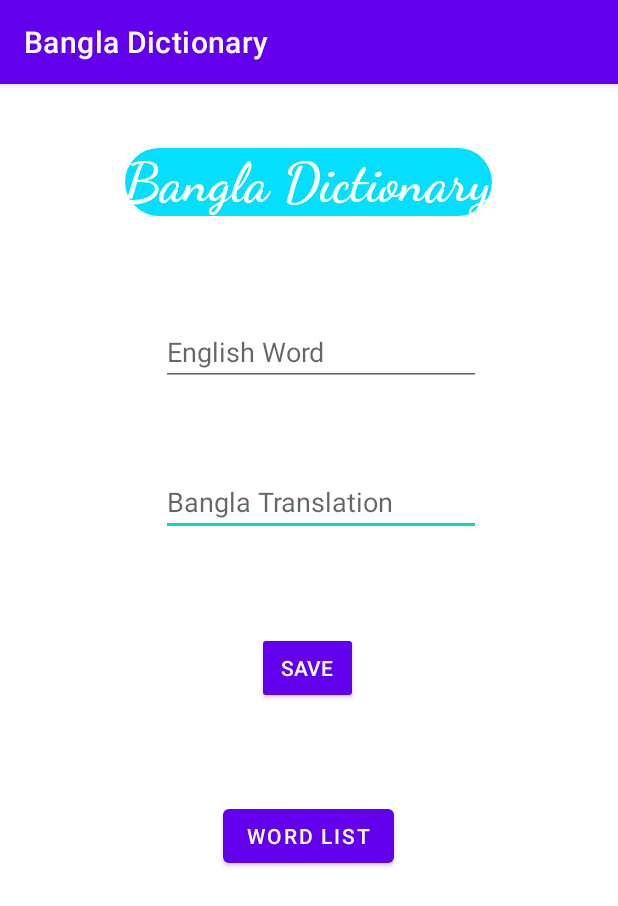
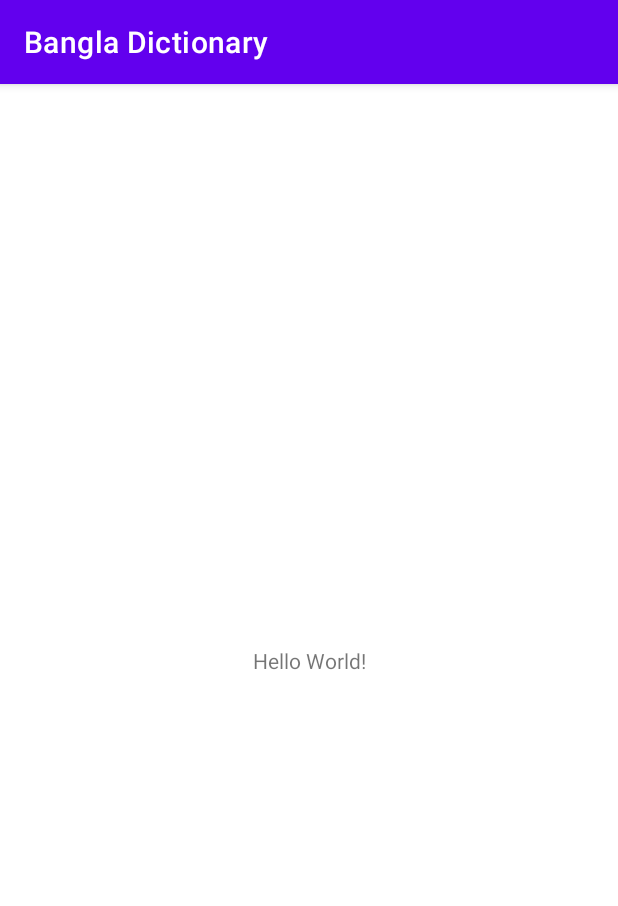
Before and after one commit to NSU-FA20-CSE486-1/1712520_FA2020_CSE486.1, an Android app: the screen it shows after launch (MainActivity), on a phone screen of 412 x 824 dp. Shown: the top 906 px of the screen. Run offline under Robolectric (Android 15) with nearby library versions, the phone set to English and light mode, and no system bars.

Commit message:
#3 dictionary updated

```diff
--- a/Assignments/Theory/Quiz/app/src/main/AndroidManifest.xml
+++ b/Assignments/Theory/Quiz/app/src/main/AndroidManifest.xml
@@ -9,8 +9,7 @@
         android:roundIcon="@mipmap/ic_launcher_round"
         android:supportsRtl="true"
         android:theme="@style/Theme.Test">
-        <activity android:name=".WordListActivity"></activity>
-        <activity android:name=".MainActivity">
+        <activity android:name="com.afridi.BanglaDictionary.MainActivity">
             <intent-filter>
                 <action android:name="android.intent.action.MAIN" />
 
--- a/Assignments/Theory/Quiz/app/src/main/java/com/afridi/BanglaDictionary/MainActivity.java
+++ b/Assignments/Theory/Quiz/app/src/main/java/com/afridi/BanglaDictionary/MainActivity.java
@@ -1,28 +1,14 @@
 package com.afridi.BanglaDictionary;
 
 import androidx.appcompat.app.AppCompatActivity;
-import androidx.core.content.ContextCompat;
 
-import android.graphics.PorterDuff;
-import android.graphics.PorterDuffColorFilter;
-import android.graphics.drawable.Drawable;
-import android.graphics.drawable.GradientDrawable;
 import android.os.Bundle;
-import android.widget.TextView;
-
-import static java.security.AccessController.getContext;
 
 public class MainActivity extends AppCompatActivity {
 
-    TextView mBanglaDictionary;
-    Drawable mDrawable;
     @Override
     protected void onCreate(Bundle savedInstanceState) {
         super.onCreate(savedInstanceState);
         setContentView(R.layout.activity_main);
-
-        mBanglaDictionary = (TextView)findViewById(R.id.tvBanglaDictionary);
-
-
     }
 }
--- a/Assignments/Theory/Quiz/app/src/main/res/drawable/rounded_corner.xml
+++ /dev/null
@@ -1,5 +0,0 @@
-<?xml version="1.0" encoding="utf-8"?>
-<shape xmlns:android="http://schemas.android.com/apk/res/android" >
-    <solid android:color="#03dffc" />
-    <corners android:radius="50dp" />
-</shape>
--- a/Assignments/Theory/Quiz/app/src/main/res/layout/activity_main.xml
+++ b/Assignments/Theory/Quiz/app/src/main/res/layout/activity_main.xml
@@ -7,80 +7,12 @@
     tools:context=".MainActivity">
 
     <TextView
-        android:id="@+id/tvBanglaDictionary"
         android:layout_width="wrap_content"
         android:layout_height="wrap_content"
-        android:layout_marginTop="72dp"
-        android:layout_marginBottom="52dp"
-        android:background="@drawable/rounded_corner"
-        android:fontFamily="cursive"
-        android:text="@string/bangla_dictionary"
-        android:textColor="@color/design_default_color_on_primary"
-        android:textSize="36sp"
-        android:textStyle="bold"
-        android:visibility="visible"
-        app:layout_constraintBottom_toTopOf="@+id/editTextTextPersonName2"
-        app:layout_constraintHorizontal_bias="0.497"
+        android:text="Hello World!"
+        app:layout_constraintBottom_toBottomOf="parent"
         app:layout_constraintLeft_toLeftOf="parent"
         app:layout_constraintRight_toRightOf="parent"
         app:layout_constraintTop_toTopOf="parent" />
 
-    <EditText
-        android:id="@+id/editTextTextPersonName"
-        android:layout_width="wrap_content"
-        android:layout_height="36dp"
-        android:layout_marginTop="32dp"
-        android:layout_marginBottom="32dp"
-        android:ems="10"
-        android:hint="@string/bangla_translation"
-        android:inputType="textPersonName"
-        android:paddingTop="@dimen/cardview_compat_inset_shadow"
-        app:layout_constraintBottom_toTopOf="@+id/buttonSave"
-        app:layout_constraintEnd_toEndOf="@+id/editTextTextPersonName2"
-        app:layout_constraintHorizontal_bias="1.0"
-        app:layout_constraintStart_toStartOf="@+id/editTextTextPersonName2"
-        app:layout_constraintTop_toBottomOf="@+id/editTextTextPersonName2" />
-
-    <EditText
-        android:id="@+id/editTextTextPersonName2"
-        android:layout_width="wrap_content"
-        android:layout_height="wrap_content"
-        android:layout_marginTop="16dp"
-        android:layout_marginBottom="32dp"
-        android:ems="10"
-        android:hint="@string/english_word"
-        android:inputType="textPersonName"
-        app:layout_constraintBottom_toTopOf="@+id/editTextTextPersonName"
-        app:layout_constraintEnd_toEndOf="@+id/tvBanglaDictionary"
-        app:layout_constraintHorizontal_bias="0.764"
-        app:layout_constraintStart_toStartOf="@+id/tvBanglaDictionary"
-        app:layout_constraintTop_toBottomOf="@+id/tvBanglaDictionary" />
-
-    <Button
-        android:id="@+id/buttonSave"
-        style="@android:style/Widget.Material.Button.Small"
-        android:layout_width="wrap_content"
-        android:layout_height="wrap_content"
-        android:layout_marginTop="32dp"
-        android:layout_marginBottom="32dp"
-        android:text="@string/save"
-        app:layout_constraintBottom_toTopOf="@+id/buttonList"
-        app:layout_constraintEnd_toEndOf="@+id/editTextTextPersonName"
-        app:layout_constraintHorizontal_bias="0.44"
-        app:layout_constraintStart_toStartOf="@+id/editTextTextPersonName"
-        app:layout_constraintTop_toBottomOf="@+id/editTextTextPersonName" />
-
-    <Button
-        android:id="@+id/buttonList"
-        android:layout_width="wrap_content"
-        android:layout_height="wrap_content"
-        android:layout_marginTop="32dp"
-        android:layout_marginBottom="272dp"
-        android:text="@string/btn_word_list"
-        app:layout_constraintBottom_toBottomOf="parent"
-        app:layout_constraintEnd_toEndOf="@+id/buttonSave"
-        app:layout_constraintHorizontal_bias="0.489"
-        app:layout_constraintStart_toStartOf="@+id/buttonSave"
-        app:layout_constraintTop_toBottomOf="@+id/buttonSave" />
-
 </androidx.constraintlayout.widget.ConstraintLayout>
--- a/Assignments/Theory/Quiz/app/src/main/res/values/strings.xml
+++ b/Assignments/Theory/Quiz/app/src/main/res/values/strings.xml
@@ -1,11 +1,3 @@
 <resources>
     <string name="app_name">Bangla Dictionary</string>
-    <string name="btn_word_list">Word List</string>
-    <string name="bangla_dictionary">Bangla Dictionary</string>
-    <string name="bangla_translation">Bangla Translation</string>
-    <string name="english_word">English Word</string>
-    <string name="save">Save</string>
-    <string name="word_list">Word List</string>
-    <string name="words">Words</string>
-
 </resources>
--- a/Assignments/Theory/Quiz/build.gradle
+++ b/Assignments/Theory/Quiz/build.gradle
@@ -5,7 +5,7 @@ buildscript {
         jcenter()
     }
     dependencies {
-        classpath "com.android.tools.build:gradle:4.1.0"
+        classpath 'com.android.tools.build:gradle:4.1.1'
 
         // NOTE: Do not place your application dependencies here; they belong
         // in the individual module build.gradle files
--- a/Assignments/Theory/Quiz/settings.gradle
+++ b/Assignments/Theory/Quiz/settings.gradle
@@ -1,2 +1,2 @@
 include ':app'
-rootProject.name = "BanglaDictionary"
+rootProject.name = "Test"
```
Also changed, not shown: Assignments/Theory/Quiz/app/src/main/java/com/afridi/BanglaDictionary/WordListActivity.java (deleted, +0 -14 lines), Assignments/Theory/Quiz/app/src/main/res/layout/activity_word_list.xml (deleted, +0 -41 lines), Assignments/Theory/Quiz/app/src/main/res/layout/item_word.xml (deleted, +0 -24 lines), 7 other files.
